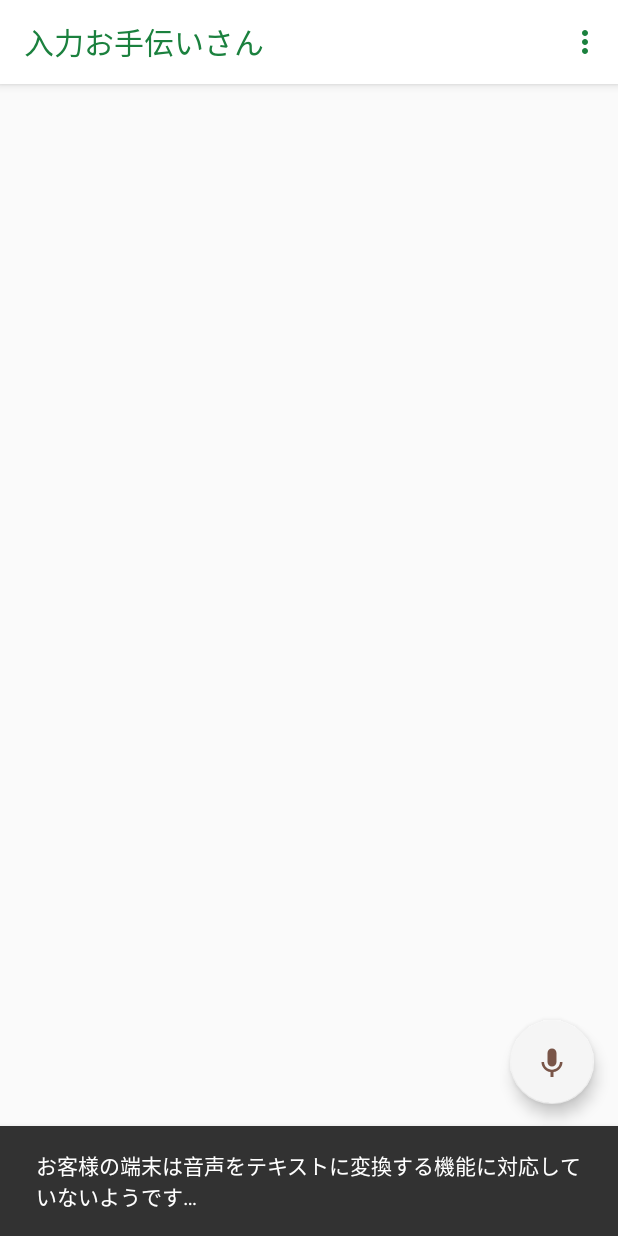
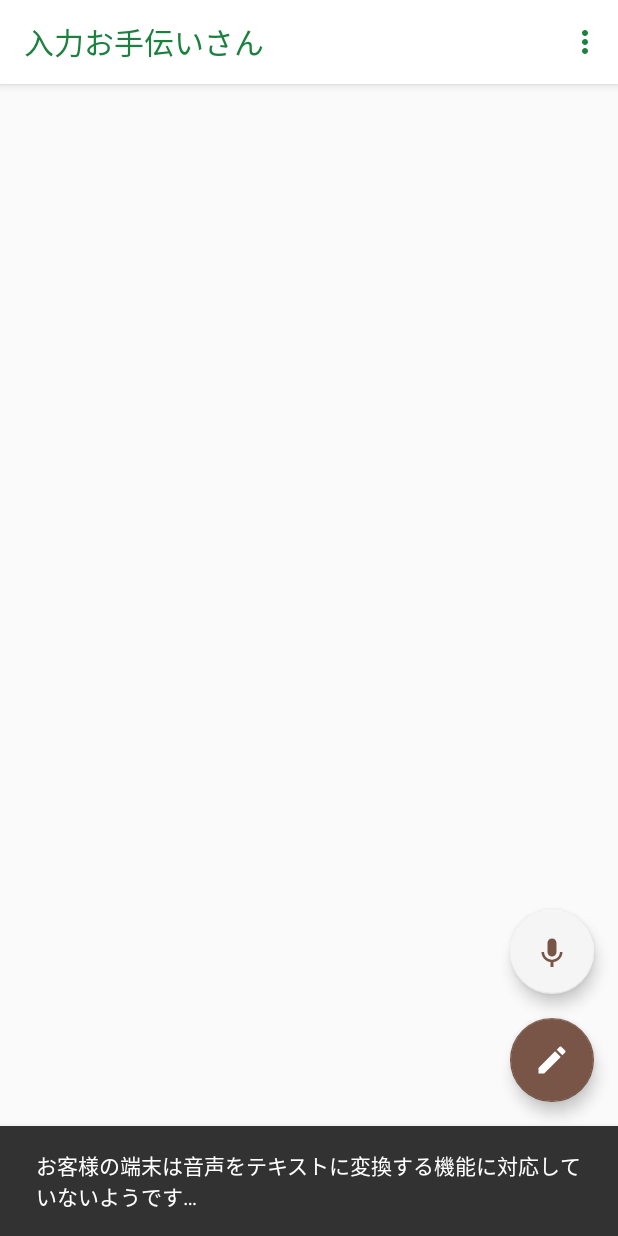
Before and after one commit to junkuvo/InputHelper, an Android app: the screen it shows after launch (InputListActivity), after a tap on an icon or button, on a phone screen of 412 x 824 dp. Run offline under Robolectric (Android 15) with nearby library versions, the phone set to English and light mode, and no system bars; our stand-ins replace AdMob, RxJava; libraries missing offline, so code that uses them is left out: com.crashlytics.android, io.fabric.sdk, io.realm; plain views replace PublisherAdView; 12 statements that could not run were skipped.

Commit message:
no message

```diff
--- a/app/src/main/java/junkuvo/apps/inputhelper/InputListActivity.java
+++ b/app/src/main/java/junkuvo/apps/inputhelper/InputListActivity.java
@@ -6,6 +6,7 @@ import android.os.Bundle;
 import android.speech.RecognitionListener;
 import android.speech.RecognizerIntent;
 import android.support.annotation.Nullable;
+import android.support.design.widget.CoordinatorLayout;
 import android.support.design.widget.FloatingActionButton;
 import android.support.design.widget.Snackbar;
 import android.support.v7.app.AlertDialog;
@@ -13,6 +14,7 @@ import android.support.v7.app.AppCompatActivity;
 import android.support.v7.widget.AppCompatEditText;
 import android.support.v7.widget.RecyclerView;
 import android.support.v7.widget.Toolbar;
+import android.text.TextUtils;
 import android.util.Log;
 import android.view.KeyEvent;
 import android.view.LayoutInflater;
@@ -50,6 +52,7 @@ public class InputListActivity extends AppCompatActivity implements InputListFra
             .build();
     private int adW;
     private int adH;
+    private CoordinatorLayout clMain;
 
 
     @Override
@@ -59,14 +62,15 @@ public class InputListActivity extends AppCompatActivity implements InputListFra
         Toolbar toolbar = findViewById(R.id.toolbar);
         setSupportActionBar(toolbar);
 
+        clMain = findViewById(R.id.main);
         fab = findViewById(R.id.fab);
         fab.setOnClickListener(view -> showInputDialog());
         Intent intent = new Intent(this, NotificationService.class);
         startService(intent);
-        Snackbar.make(findViewById(R.id.main), "通知からいつでも利用できるようになりました！", Snackbar.LENGTH_LONG).show();
+        Snackbar.make(clMain, "通知からいつでも利用できるようになりました！", Snackbar.LENGTH_LONG).show();
 
         fabSpeak = findViewById(R.id.fab_speak);
-        fabSpeak.setOnClickListener(view -> IntentUtil.startVoiceRecognizer(this, this, findViewById(R.id.main)));
+        fabSpeak.setOnClickListener(view -> IntentUtil.startVoiceRecognizer(this, this, clMain));
 
         adW = ((App) getApplication()).getAdW();
         adH = ((App) getApplication()).getAdH();
@@ -172,13 +176,17 @@ public class InputListActivity extends AppCompatActivity implements InputListFra
                 .setView(view)
                 .setPositiveButton("保存", (dialog, id) -> {
                     String content1 = ((AppCompatEditText) view.findViewById(R.id.et_content)).getText().toString();
-                    InputItemUtil.update(realm, content1, item.getId());
-                    Snackbar.make(findViewById(R.id.main), "保存しました！", Snackbar.LENGTH_SHORT).show();
+                    if (TextUtils.isEmpty(content1.trim())) {
+                        Snackbar.make(clMain, "メモが空っぽです。", Snackbar.LENGTH_SHORT).show();
+                    }else {
+                        InputItemUtil.update(realm, content1, item.getId());
+                        Snackbar.make(clMain, "保存しました！", Snackbar.LENGTH_SHORT).show();
+                    }
                 })
                 .setNegativeButton("キャンセル", null)
                 .setNeutralButton("削除", (dialogInterface, i) -> {
                     RealmUtil.deleteInputItem(realm, item.getId());
-                    Snackbar.make(findViewById(R.id.main), "削除しました！", Snackbar.LENGTH_SHORT).show();
+                    Snackbar.make(clMain, "削除しました！", Snackbar.LENGTH_SHORT).show();
                     if (adapter.getItemCount() == 0) {
                         ((InputListRecyclerViewAdapter) adapter).setEmptyLayout();
                         startAnimationFab();
@@ -261,7 +269,7 @@ public class InputListActivity extends AppCompatActivity implements InputListFra
                         Realm realm = ((App) getApplication()).getRealm();
                         Log.d("okubookubo", recData.get(0));
                         InputItemUtil.save(realm, recData.get(0));
-                        Snackbar.make(findViewById(R.id.main), "保存しました！", Snackbar.LENGTH_SHORT).show();
+                        Snackbar.make(clMain, "保存しました！", Snackbar.LENGTH_SHORT).show();
                     }
                 }
                 break;
--- a/app/src/main/res/layout/activity_input_list.xml
+++ b/app/src/main/res/layout/activity_input_list.xml
@@ -32,31 +32,26 @@
         ads:adSize="BANNER"
         ads:adUnitId="ca-app-pub-1630604043812019/2356529160" />
 
-    <LinearLayout
-        android:layout_width="wrap_content"
-        android:layout_height="wrap_content"
-        android:layout_gravity="bottom|end"
-        android:orientation="vertical">
-
     <android.support.design.widget.FloatingActionButton
         android:id="@+id/fab_speak"
         android:layout_width="wrap_content"
         android:layout_height="wrap_content"
+        android:layout_gravity="right|bottom"
         android:layout_marginLeft="@dimen/fab_margin"
+        android:layout_marginTop="@dimen/fab_margin"
         android:layout_marginRight="@dimen/fab_margin"
-            android:layout_marginTop="@dimen/fab_margin"
-            app:backgroundTint="@color/basic_gray100"
+        android:layout_marginBottom="@dimen/basic_margin_88dp"
+        android:src="@drawable/ic_keyboard_voice_black_24dp"
         android:tint="@color/colorAccent"
-            android:src="@drawable/ic_keyboard_voice_black_24dp" />
+        app:backgroundTint="@color/basic_gray100" />
 
     <android.support.design.widget.FloatingActionButton
         android:id="@+id/fab"
         android:layout_width="wrap_content"
         android:layout_height="wrap_content"
+        android:layout_gravity="right|bottom"
         android:layout_margin="@dimen/fab_margin"
-            android:tint="@android:color/white"
-            android:src="@drawable/ic_mode_edit_black_24dp" />
-
-    </LinearLayout>
+        android:src="@drawable/ic_mode_edit_black_24dp"
+        android:tint="@android:color/white" />
 
 </android.support.design.widget.CoordinatorLayout>
--- a/app/src/main/res/layout/viewholder_list_item.xml
+++ b/app/src/main/res/layout/viewholder_list_item.xml
@@ -17,7 +17,7 @@
         android:lineSpacingExtra="0.1dp"
         android:ellipsize="end"
         android:layout_margin="@dimen/text_margin"
-        tools:text="1234567890\nqwertyui"/>
+        tools:text="@tools:sample/lorem/random"/>
 
     <android.support.v7.widget.AppCompatImageView
         android:id="@+id/ivCopy"
@@ -32,7 +32,8 @@
         android:id="@+id/ivDelete"
         android:layout_width="wrap_content"
         android:layout_height="wrap_content"
-        android:layout_margin="16dp"
+        android:padding="8dp"
+        android:layout_margin="@dimen/basic_margin_8dp"
         android:layout_gravity="center_vertical"
         android:visibility="gone"
         android:tint="@color/basic_gray600"
--- a/app/src/main/res/values/dimens.xml
+++ b/app/src/main/res/values/dimens.xml
@@ -13,6 +13,7 @@
     <dimen name="basic_margin_112dp">112dp</dimen>
     <dimen name="basic_margin_72dp">72dp</dimen>
     <dimen name="basic_margin_80dp">80dp</dimen>
+    <dimen name="basic_margin_88dp">88dp</dimen>
     <dimen name="basic_margin_16dp">16dp</dimen>
     <dimen name="basic_margin_14dp">14dp</dimen>
     <dimen name="basic_margin_12dp">12dp</dimen>
```
Lines whose indentation alone changed are shown as unchanged.
